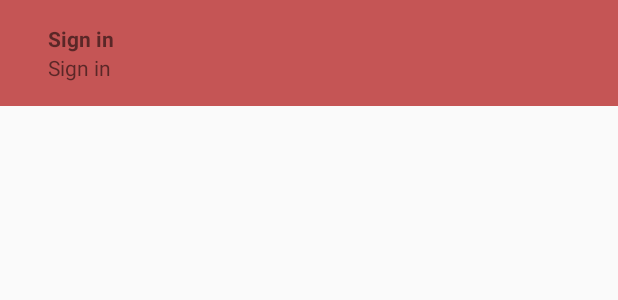
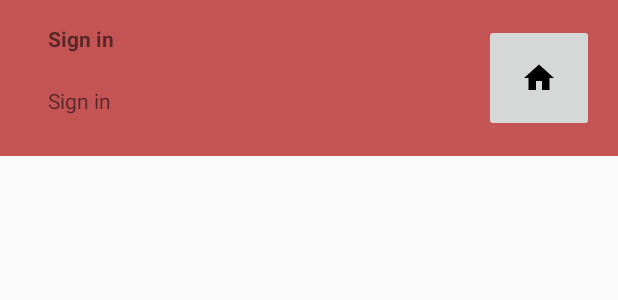
Before and after one commit to fudztown/Cupboard, an Android app: the layout ingredient_list_item.xml on its own in the app's theme, with its tools: preview values and no code run, on a phone screen of 412 x 824 dp. Shown: the top 300 px of the screen. Run offline under Robolectric (Android 15) with nearby library versions, the phone set to English and light mode, and no system bars.

Commit message:
Salt appears! also got images working using Glide! Amazing!

```diff
--- a/app/src/main/java/com/asktown/cupboard/data/model/Ingredient.kt
+++ b/app/src/main/java/com/asktown/cupboard/data/model/Ingredient.kt
@@ -6,7 +6,7 @@ import com.google.firebase.firestore.IgnoreExtraProperties
 // also update information in the collection
 @IgnoreExtraProperties
 data class Ingredient(
-    var name: String? = null,
-    var type: String? = null,
-    var imgLocation: String? = null
+    var Name: String? = null,
+    var Type: String? = null,
+    var ImgLocation: String? = null
 )
--- a/app/src/main/res/layout/ingredient_list_item.xml
+++ b/app/src/main/res/layout/ingredient_list_item.xml
@@ -1,5 +1,7 @@
 <?xml version="1.0" encoding="utf-8"?>
-<layout xmlns:android="http://schemas.android.com/apk/res/android">
+<layout xmlns:app="http://schemas.android.com/apk/res-auto"
+    xmlns:tools="http://schemas.android.com/tools"
+    xmlns:android="http://schemas.android.com/apk/res/android">
     <!--
         <data class="IngredientDataBinding">
 
@@ -12,9 +14,11 @@
                 type="com.asktown.cupboard.ui.main.IngredientClickHandler" />
 
         </data>
+        //add to imgButton
+        android:onClick="@{(v) -> handler.onImgClick()}"
     -->
 
-    <LinearLayout
+    <androidx.constraintlayout.widget.ConstraintLayout
         android:layout_width="match_parent"
         android:layout_height="wrap_content"
         android:layout_gravity="center_horizontal"
@@ -29,29 +33,31 @@
             android:layout_gravity="left"
             android:paddingLeft="16dp"
             android:text="@string/action_sign_in_short"
-            android:textStyle="bold" />
+            android:textStyle="bold"
+            app:layout_constraintStart_toStartOf="parent"
+            app:layout_constraintTop_toTopOf="parent" />
+
+        <ImageButton
+            android:id="@+id/ing_list_item_img"
+            android:layout_width="73dp"
+            android:layout_height="72dp"
+            android:layout_gravity="right"
+            app:layout_constraintBottom_toBottomOf="parent"
+            app:layout_constraintEnd_toEndOf="parent"
+            app:layout_constraintTop_toTopOf="parent"
+            tools:src="@drawable/ic_home_black_24dp" />
 
         <TextView
             android:id="@+id/ing_list_item_name2"
             android:layout_width="wrap_content"
             android:layout_height="wrap_content"
             android:layout_gravity="left"
+            android:layout_marginTop="10dp"
             android:paddingLeft="16dp"
-            android:text="@string/action_sign_in_short" />
+            android:text="@string/action_sign_in_short"
+            app:layout_constraintBottom_toBottomOf="parent"
+            app:layout_constraintStart_toStartOf="parent"
+            app:layout_constraintTop_toBottomOf="@+id/ing_list_item_name" />
 
-        <!--
-     <ImageButton
-         android:id="@+id/ing_list_item_img"
-         android:layout_width="wrap_content"
-         android:layout_height="wrap_content"
-         android:layout_marginTop="10dp"
-         android:layout_marginEnd="10dp"
-         app:layout_constraintEnd_toEndOf="parent"
-         app:layout_constraintTop_toTopOf="parent"
-
-          app:imgSrc="@{viewModel.imgScrId}" -->
-        android:onClick="@{(v) -> handler.onImgClick()}"
-        />
-        -->
-    </LinearLayout>
+    </androidx.constraintlayout.widget.ConstraintLayout>
 </layout>
--- a/build.gradle
+++ b/build.gradle
@@ -1,7 +1,7 @@
 // Top-level build file where you can add configuration options common to all sub-projects/modules.
 
 buildscript {
-    ext.kotlin_version = '1.3.71'
+    ext.kotlin_version = '1.3.72'
     repositories {
         google()
         jcenter()
@@ -12,7 +12,7 @@ buildscript {
         classpath "org.jetbrains.kotlin:kotlin-gradle-plugin:$kotlin_version"
         classpath 'com.google.gms:google-services:4.3.3'
         // Add the dependency for the Performance Monitoring plugin
-        classpath 'com.google.firebase:perf-plugin:1.3.1'  // Performance Monitoring plugin
+        //classpath 'com.google.firebase:perf-plugin:1.3.1'  // Performance Monitoring plugin
 
         // NOTE: Do not place your application dependencies here; they belong
         // in the individual module build.gradle files
```
Also changed, not shown: app/build.gradle (+10 -7 lines), app/src/main/java/com/asktown/cupboard/data/viewholder/IngredientViewHolder.kt (+8 -2 lines), app/src/main/res/layout/fragment_spicerack.xml (+5 -3 lines).
